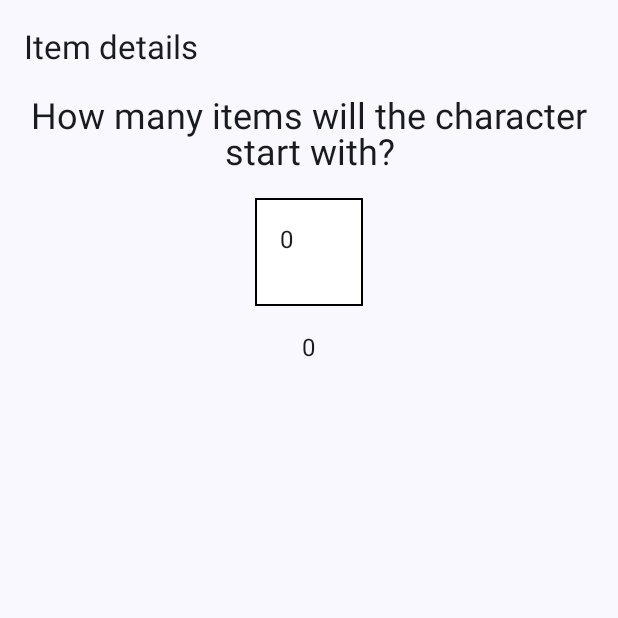
After one commit to SempaiN/WhereAmIFrontEnd, an Android app built with Jetpack Compose: the SelectItemScreen screen opened through its navigation route, on a phone screen of 412 x 824 dp, the top half of it. The commit adds this screen. Run offline under Robolectric (Android 15) with nearby library versions, the phone set to English and light mode, and no system bars; our stand-ins replace Firebase (no records; nobody signed in at launch, a user with empty details on screens opened directly), livedata-compose; pictures from the network do not load.

Commit message:
Create Character in progress

```diff
--- a/app/src/main/java/com/ignacioperez/whereami/MainActivity.kt
+++ b/app/src/main/java/com/ignacioperez/whereami/MainActivity.kt
@@ -14,6 +14,7 @@ import com.ignacioperez.whereami.ui.theme.WhereAmITheme
 import com.ignacioperez.whereami.viewmodel.CardRuneViewModel
 import com.ignacioperez.whereami.viewmodel.CharacterViewModel
 import com.ignacioperez.whereami.viewmodel.ItemViewModel
+import com.ignacioperez.whereami.viewmodel.NewCharacterViewModel
 import com.ignacioperez.whereami.viewmodel.SignInViewModel
 import com.ignacioperez.whereami.viewmodel.TrinketViewModel
 import com.ignacioperez.whereami.viewmodel.UserViewModel
@@ -28,6 +29,7 @@ class MainActivity : ComponentActivity() {
         val characterViewModel by viewModels<CharacterViewModel>()
         val trinketViewModel by viewModels<TrinketViewModel>()
         val cardRuneViewModel by viewModels<CardRuneViewModel>()
+        val newCardRuneViewModel by viewModels<NewCharacterViewModel>()
         enableEdgeToEdge()
         setContent {
             WhereAmITheme {
@@ -41,7 +43,8 @@ class MainActivity : ComponentActivity() {
                         itemViewModel,
                         characterViewModel,
                         trinketViewModel,
-                        cardRuneViewModel
+                        cardRuneViewModel,
+                        newCardRuneViewModel
                     )
                 }
             }
--- a/app/src/main/java/com/ignacioperez/whereami/navigation/Navigation.kt
+++ b/app/src/main/java/com/ignacioperez/whereami/navigation/Navigation.kt
@@ -6,6 +6,7 @@ import androidx.navigation.compose.NavHost
 import androidx.navigation.compose.composable
 import androidx.navigation.compose.rememberNavController
 import com.ignacioperez.whereami.ui.screens.CharacterDetails
+import com.ignacioperez.whereami.ui.screens.CreateCharacterScreen
 import com.ignacioperez.whereami.ui.screens.HomeScreen
 import com.ignacioperez.whereami.ui.screens.ItemDetailsScreen
 import com.ignacioperez.whereami.ui.screens.ListCharacters
@@ -16,10 +17,12 @@ import com.ignacioperez.whereami.ui.screens.MoreInformationScreen
 import com.ignacioperez.whereami.ui.screens.PickupScreen
 import com.ignacioperez.whereami.ui.screens.Pickups
 import com.ignacioperez.whereami.ui.screens.Register
+import com.ignacioperez.whereami.ui.screens.SelectItemScreen
 import com.ignacioperez.whereami.ui.screens.TrinketDetailsScreen
 import com.ignacioperez.whereami.viewmodel.CardRuneViewModel
 import com.ignacioperez.whereami.viewmodel.CharacterViewModel
 import com.ignacioperez.whereami.viewmodel.ItemViewModel
+import com.ignacioperez.whereami.viewmodel.NewCharacterViewModel
 import com.ignacioperez.whereami.viewmodel.SignInViewModel
 import com.ignacioperez.whereami.viewmodel.TrinketViewModel
 import com.ignacioperez.whereami.viewmodel.UserViewModel
@@ -37,7 +40,8 @@ fun Navigation(
     itemViewModel: ItemViewModel,
     characterViewModel: CharacterViewModel,
     trinketViewModel: TrinketViewModel,
-    cardRuneViewModel: CardRuneViewModel
+    cardRuneViewModel: CardRuneViewModel,
+    newCharacterViewModel: NewCharacterViewModel
 ) {
     val navController = rememberNavController()
     NavHost(navController = navController, startDestination = Routes.LogInScreen.route) {
@@ -77,6 +81,12 @@ fun Navigation(
         composable(Routes.PickupScreen.route) {
             PickupScreen(navController)
         }
+        composable(Routes.CreateCharacterScreen.route) {
+            CreateCharacterScreen(navController, newCharacterViewModel)
+        }
+        composable(Routes.SelectItemScreen.route) {
+            SelectItemScreen()
+        }
 
     }
 }
--- a/app/src/main/java/com/ignacioperez/whereami/navigation/Routes.kt
+++ b/app/src/main/java/com/ignacioperez/whereami/navigation/Routes.kt
@@ -12,5 +12,6 @@ sealed class Routes(val route: String) {
     object ItemDetailsScreen: Routes("ItemDetailsScreen")
     object CharacterDetailsScreen: Routes("CharacterDetailsScreen")
     object TrinketDetailsScreen: Routes("TrinketDetailsScreen")
-    object CardRuneDetailsScreen: Routes("CardRuneDetailsScreen")
+    object CreateCharacterScreen: Routes("CreateCharacterScreen")
+    object SelectItemScreen: Routes("SelectItemScreen")
 }
--- /dev/null
+++ b/app/src/main/java/com/ignacioperez/whereami/ui/screens/SelectItemScreen.kt
@@ -0,0 +1,106 @@
+package com.ignacioperez.whereami.ui.screens
+
+import androidx.compose.foundation.background
+import androidx.compose.foundation.border
+import androidx.compose.foundation.clickable
+import androidx.compose.foundation.layout.Arrangement
+import androidx.compose.foundation.layout.Box
+import androidx.compose.foundation.layout.Column
+import androidx.compose.foundation.layout.Row
+import androidx.compose.foundation.layout.fillMaxSize
+import androidx.compose.foundation.layout.fillMaxWidth
+import androidx.compose.foundation.layout.padding
+import androidx.compose.foundation.layout.size
+import androidx.compose.material.DropdownMenuItem
+import androidx.compose.material.MaterialTheme
+import androidx.compose.material3.DropdownMenu
+import androidx.compose.material3.ExperimentalMaterial3Api
+import androidx.compose.material3.Scaffold
+import androidx.compose.material3.Text
+import androidx.compose.material3.TopAppBar
+import androidx.compose.runtime.Composable
+import androidx.compose.runtime.getValue
+import androidx.compose.runtime.mutableStateOf
+import androidx.compose.runtime.remember
+import androidx.compose.runtime.setValue
+import androidx.compose.ui.Alignment
+import androidx.compose.ui.Modifier
+import androidx.compose.ui.graphics.Color
+import androidx.compose.ui.res.stringResource
+import androidx.compose.ui.text.style.TextAlign
+import androidx.compose.ui.unit.dp
+import androidx.compose.ui.unit.sp
+import com.ignacioperez.whereami.R
+import com.ignacioperez.whereami.navigation.Routes
+
+@OptIn(ExperimentalMaterial3Api::class)
+@Composable
+fun SelectItemScreen() {
+    var select = 0
+    Scaffold(topBar = {
+        TopAppBar(title = {
+            Text(
+                text = stringResource(
+                    id = R.string.item_details
+                )
+            )
+        })
+        /////////AÑADIR UN BOTÓN QUE AÑADA EL ITEM, UN MÁXIMO DE 3 ITEMS
+    }) {
+        Column(
+            Modifier
+                .padding(it)
+                .fillMaxSize(),
+            horizontalAlignment = Alignment.CenterHorizontally,
+
+            ) {
+            Text(
+                stringResource(R.string.how_many_items),
+                style = MaterialTheme.typography.h5,
+                textAlign = TextAlign.Center
+            )
+            select = NumberSelector()
+            Text(select.toString())
+        }
+    }
+
+}
+
+@Composable
+fun NumberSelector(): Int {
+    var expanded by remember { mutableStateOf(false) }
+    var selectedNumber by remember { mutableStateOf(0) }
+    val numbers = listOf(0, 1, 2, 3)
+
+    Row(
+        modifier = Modifier.padding(16.dp).border(1.dp, Color.Black),
+        horizontalArrangement = Arrangement.Center,
+        verticalAlignment = Alignment.CenterVertically
+    ) {
+
+        Box(
+            modifier = Modifier
+                .clickable { expanded = true }
+                .background(MaterialTheme.colors.surface)
+                .padding(16.dp)
+
+                .size(40.dp)
+        ) {
+            Text(text = selectedNumber.toString(), textAlign = TextAlign.Center)
+        }
+        DropdownMenu(
+            expanded = expanded,
+            onDismissRequest = { expanded = false }
+        ) {
+            numbers.forEach { number ->
+                DropdownMenuItem(onClick = {
+                    selectedNumber = number
+                    expanded = false
+                }) {
+                    Text(text = number.toString(), textAlign = TextAlign.Center)
+                }
+            }
+        }
+    }
+    return selectedNumber
+}
--- /dev/null
+++ b/app/src/main/java/com/ignacioperez/whereami/viewmodel/NewCharacterViewModel.kt
@@ -0,0 +1,32 @@
+package com.ignacioperez.whereami.viewmodel
+
+import android.media.RouteListingPreference.Item
+import androidx.lifecycle.LiveData
+import androidx.lifecycle.MutableLiveData
+import androidx.lifecycle.ViewModel
+import com.ignacioperez.whereami.models.CardRune
+import com.ignacioperez.whereami.models.Pill
+import com.ignacioperez.whereami.models.Trinket
+
+class NewCharacterViewModel : ViewModel() {
+    private val _newCharacterName = MutableLiveData<String>()
+    var newCharacterName: LiveData<String> = _newCharacterName
+
+    private val _listItemsNewCharacter = MutableLiveData<List<Item>>()
+    val listItemsNewCharacter: LiveData<List<Item>> = _listItemsNewCharacter
+
+    private val _trinketNewCharacter = MutableLiveData<Trinket>()
+    val trinketNewCharacter: LiveData<Trinket> = _trinketNewCharacter
+
+    private val _cardRuneNewCharacter = MutableLiveData<CardRune>()
+    val cardRuneNewCharacter: LiveData<CardRune> = _cardRuneNewCharacter
+
+    private val _pillNewCharacter = MutableLiveData<Pill>()
+    val pillNewCharacter: LiveData<Pill> = _pillNewCharacter
+
+    fun setNameNewCharacter(name: String) {
+        _newCharacterName.value = name
+    }
+
+
+}
--- a/app/src/main/res/values/strings.xml
+++ b/app/src/main/res/values/strings.xml
@@ -65,4 +65,8 @@
     <string name="card_lookLike">This is what an in-game card looks like</string>
     <string name="inverseCardlookLike">This is what an in-game reversed card looks like</string>
     <string name="show_spoiler">Show Spoiler</string>
+    <string name="create">Create character</string>
+    <string name="introduce_name_character">Enter the name of the new character</string>
+    <string name="save">Save</string>
+    <string name="how_many_items">How many items will the character start with?</string>
 </resources>
```
Also changed, not shown: app/src/main/java/com/ignacioperez/whereami/mycomposables/MyComposables.kt (+42 -0 lines), app/src/main/java/com/ignacioperez/whereami/ui/screens/CreateCharacterScreen.kt (added, +107 -0 lines), app/src/main/java/com/ignacioperez/whereami/ui/screens/ListCharactersScreen.kt (+12 -35 lines).
